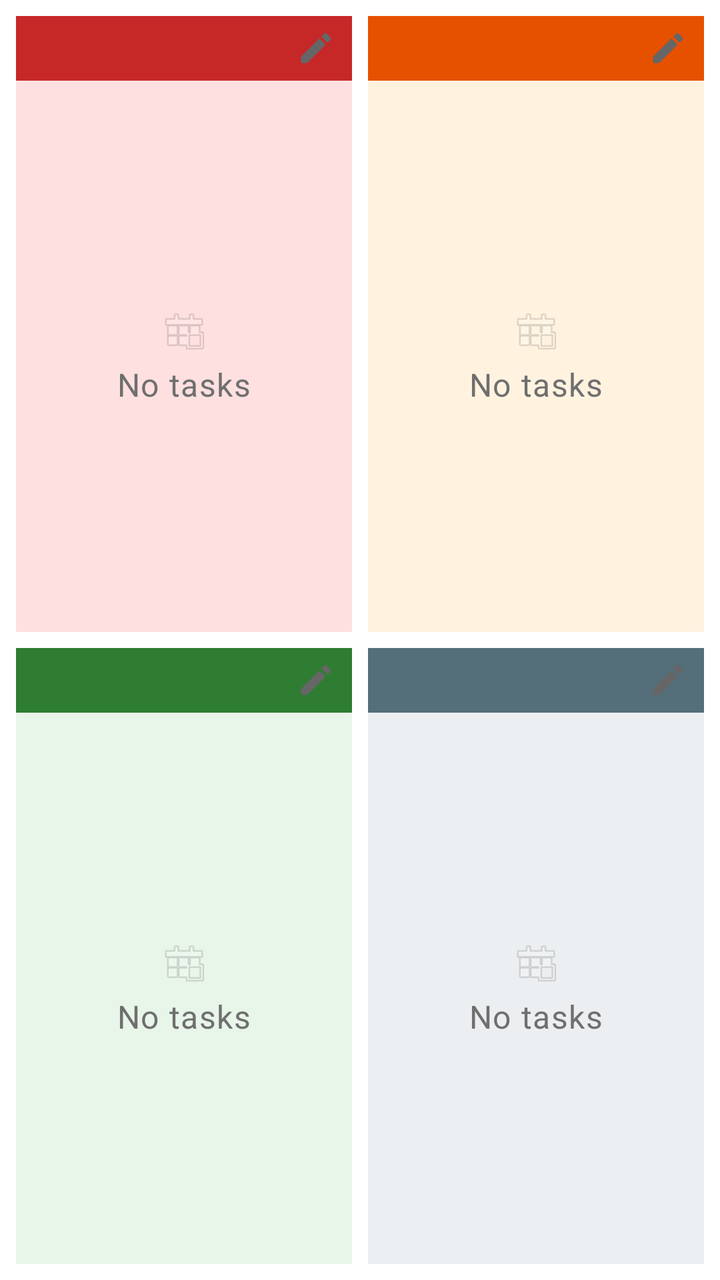
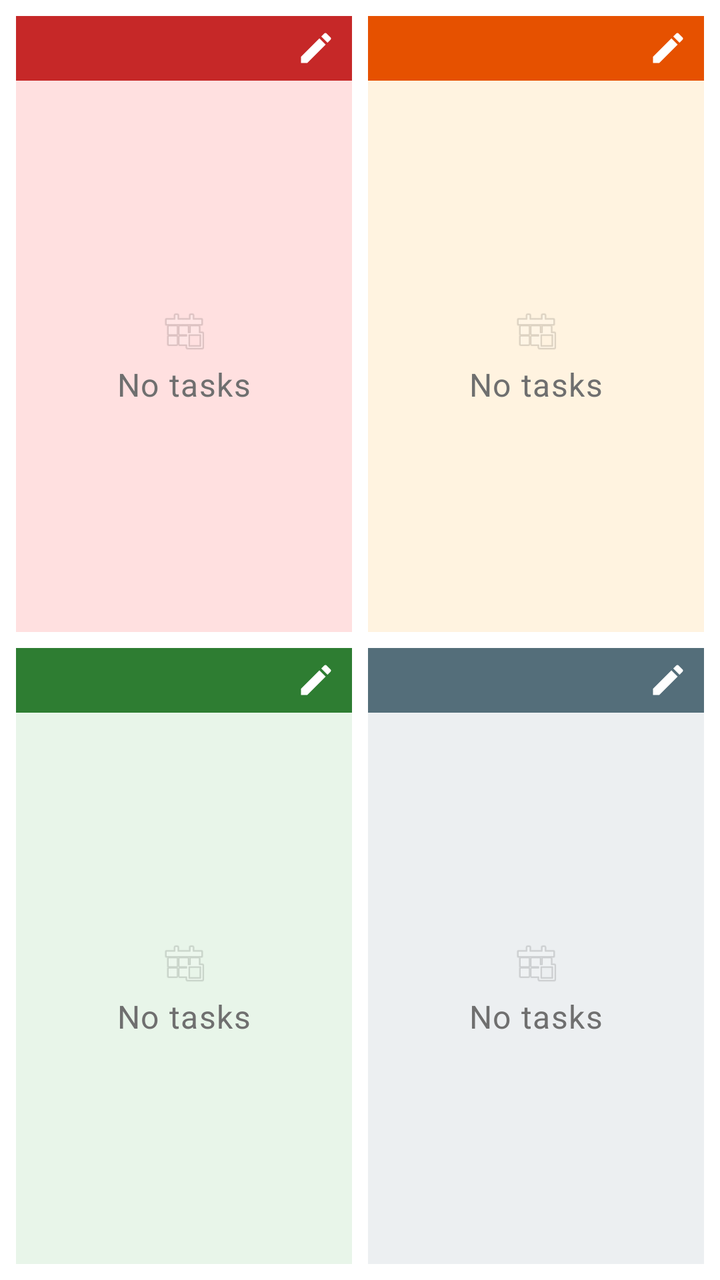

Two renders of the same Android screen: before a commit and after it. Below are the layout's source before the change and the commit's diff.
<!-- AndroidManifest.xml: application theme Theme.JustNow -->
<!-- res/layout/fragment_quadrant_overview.xml -->
<?xml version="1.0" encoding="utf-8"?>
<LinearLayout xmlns:android="http://schemas.android.com/apk/res/android"
    android:layout_width="match_parent"
    android:layout_height="match_parent"
    android:orientation="vertical"
    android:padding="4dp"
    android:baselineAligned="false">

    
    <LinearLayout
        android:layout_width="match_parent"
        android:layout_height="0dp"
        android:layout_weight="1"
        android:orientation="horizontal"
        android:baselineAligned="false">

        
        <LinearLayout
            android:id="@+id/quadrant_0"
            android:layout_width="0dp"
            android:layout_height="match_parent"
            android:layout_weight="1"
            android:orientation="vertical"
            android:layout_margin="4dp"
            android:background="@color/quadrant_bg_0">

            <LinearLayout
                android:layout_width="match_parent"
                android:layout_height="wrap_content"
                android:orientation="horizontal"
                android:gravity="center_vertical"
                android:background="@color/quadrant_urgent_important"
                android:paddingHorizontal="8dp"
                android:paddingVertical="4dp">

                <TextView
                    android:id="@+id/tv_title_0"
                    android:layout_width="0dp"
                    android:layout_height="wrap_content"
                    android:layout_weight="1"
                    android:maxLines="1"
                    android:ellipsize="end"
                    android:textAppearance="@style/TextAppearance.JustNow.Body"
                    android:textColor="@color/white" />

                <ImageView
                    android:id="@+id/btn_edit_0"
                    android:layout_width="20dp"
                    android:layout_height="20dp"
                    android:src="@drawable/ic_edit_20"
                    android:clickable="true"
                    android:focusable="true"
                    android:foreground="?attr/selectableItemBackground"
                    android:contentDescription="@string/s_edit"
                    android:scaleType="fitCenter" />

            </LinearLayout>

            <FrameLayout
                android:layout_width="match_parent"
                android:layout_height="0dp"
                android:layout_weight="1">

                <LinearLayout
                    android:id="@+id/task_list_0"
                    android:layout_width="match_parent"
                    android:layout_height="match_parent"
                    android:orientation="vertical"
                    android:padding="8dp" />

                <LinearLayout
                    android:id="@+id/empty_0"
                    android:layout_width="wrap_content"
                    android:layout_height="wrap_content"
                    android:layout_gravity="center"
                    android:orientation="vertical"
                    android:gravity="center">

                    <ImageView
                        android:layout_width="24dp"
                        android:layout_height="24dp"
                        android:src="@android:drawable/ic_menu_today"
                        android:alpha="0.3"
                        android:layout_marginBottom="4dp" />

                    <TextView
                        android:layout_width="wrap_content"
                        android:layout_height="wrap_content"
                        android:text="@string/s_quadrant_no_tasks"
                        android:textAppearance="@style/TextAppearance.JustNow.Caption"
                        android:textColor="@color/text_hint" />

                </LinearLayout>

            </FrameLayout>

        </LinearLayout>

        
        <LinearLayout
            android:id="@+id/quadrant_1"
            android:layout_width="0dp"
            android:layout_height="match_parent"
            android:layout_weight="1"
            android:orientation="vertical"
            android:layout_margin="4dp"
            android:background="@color/quadrant_bg_1">

            <LinearLayout
                android:layout_width="match_parent"
                android:layout_height="wrap_content"
                android:orientation="horizontal"
                android:gravity="center_vertical"
                android:background="@color/quadrant_urgent_not_important"
                android:paddingHorizontal="8dp"
                android:paddingVertical="4dp">

                <TextView
                    android:id="@+id/tv_title_1"
                    android:layout_width="0dp"
                    android:layout_height="wrap_content"
                    android:layout_weight="1"
                    android:maxLines="1"
                    android:ellipsize="end"
                    android:textAppearance="@style/TextAppearance.JustNow.Body"
                    android:textColor="@color/white" />

                <ImageView
                    android:id="@+id/btn_edit_1"
                    android:layout_width="20dp"
                    android:layout_height="20dp"
                    android:src="@drawable/ic_edit_20"
                    android:clickable="true"
                    android:focusable="true"
                    android:foreground="?attr/selectableItemBackground"
                    android:contentDescription="@string/s_edit"
                    android:scaleType="fitCenter" />

            </LinearLayout>

            <FrameLayout
                android:layout_width="match_parent"
                android:layout_height="0dp"
                android:layout_weight="1">

                <LinearLayout
                    android:id="@+id/task_list_1"
                    android:layout_width="match_parent"
                    android:layout_height="match_parent"
                    android:orientation="vertical"
                    android:padding="8dp" />

                <LinearLayout
                    android:id="@+id/empty_1"
                    android:layout_width="wrap_content"
                    android:layout_height="wrap_content"
                    android:layout_gravity="center"
                    android:orientation="vertical"
                    android:gravity="center">

                    <ImageView
                        android:layout_width="24dp"
                        android:layout_height="24dp"
                        android:src="@android:drawable/ic_menu_today"
                        android:alpha="0.3"
                        android:layout_marginBottom="4dp" />

                    <TextView
                        android:layout_width="wrap_content"
                        android:layout_height="wrap_content"
                        android:text="@string/s_quadrant_no_tasks"
                        android:textAppearance="@style/TextAppearance.JustNow.Caption"
                        android:textColor="@color/text_hint" />

                </LinearLayout>

            </FrameLayout>

        </LinearLayout>

    </LinearLayout>

    
    <LinearLayout
        android:layout_width="match_parent"
        android:layout_height="0dp"
        android:layout_weight="1"
        android:orientation="horizontal"
        android:baselineAligned="false">

        
        <LinearLayout
            android:id="@+id/quadrant_2"
            android:layout_width="0dp"
            android:layout_height="match_parent"
            android:layout_weight="1"
            android:orientation="vertical"
            android:layout_margin="4dp"
            android:background="@color/quadrant_bg_2">

            <LinearLayout
                android:layout_width="match_parent"
                android:layout_height="wrap_content"
                android:orientation="horizontal"
                android:gravity="center_vertical"
                android:background="@color/quadrant_not_urgent_important"
                android:paddingHorizontal="8dp"
                android:paddingVertical="4dp">

                <TextView
                    android:id="@+id/tv_title_2"
                    android:layout_width="0dp"
                    android:layout_height="wrap_content"
                    android:layout_weight="1"
                    android:maxLines="1"
                    android:ellipsize="end"
                    android:textAppearance="@style/TextAppearance.JustNow.Body"
                    android:textColor="@color/white" />

                <ImageView
                    android:id="@+id/btn_edit_2"
                    android:layout_width="20dp"
                    android:layout_height="20dp"
                    android:src="@drawable/ic_edit_20"
                    android:clickable="true"
                    android:focusable="true"
                    android:foreground="?attr/selectableItemBackground"
                    android:contentDescription="@string/s_edit"
                    android:scaleType="fitCenter" />

            </LinearLayout>

            <FrameLayout
                android:layout_width="match_parent"
                android:layout_height="0dp"
                android:layout_weight="1">

                <LinearLayout
                    android:id="@+id/task_list_2"
                    android:layout_width="match_parent"
                    android:layout_height="match_parent"
                    android:orientation="vertical"
                    android:padding="8dp" />

                <LinearLayout
                    android:id="@+id/empty_2"
                    android:layout_width="wrap_content"
                    android:layout_height="wrap_content"
                    android:layout_gravity="center"
                    android:orientation="vertical"
                    android:gravity="center">

                    <ImageView
                        android:layout_width="24dp"
                        android:layout_height="24dp"
                        android:src="@android:drawable/ic_menu_today"
                        android:alpha="0.3"
                        android:layout_marginBottom="4dp" />

                    <TextView
                        android:layout_width="wrap_content"
                        android:layout_height="wrap_content"
                        android:text="@string/s_quadrant_no_tasks"
                        android:textAppearance="@style/TextAppearance.JustNow.Caption"
                        android:textColor="@color/text_hint" />

                </LinearLayout>

            </FrameLayout>

        </LinearLayout>

        
        <LinearLayout
            android:id="@+id/quadrant_3"
            android:layout_width="0dp"
            android:layout_height="match_parent"
            android:layout_weight="1"
            android:orientation="vertical"
            android:layout_margin="4dp"
            android:background="@color/quadrant_bg_3">

            <LinearLayout
                android:layout_width="match_parent"
                android:layout_height="wrap_content"
                android:orientation="horizontal"
                android:gravity="center_vertical"
                android:background="@color/quadrant_not_urgent_not_important"
                android:paddingHorizontal="8dp"
                android:paddingVertical="4dp">

                <TextView
                    android:id="@+id/tv_title_3"
                    android:layout_width="0dp"
                    android:layout_height="wrap_content"
                    android:layout_weight="1"
                    android:maxLines="1"
                    android:ellipsize="end"
                    android:textAppearance="@style/TextAppearance.JustNow.Body"
                    android:textColor="@color/white" />

                <ImageView
                    android:id="@+id/btn_edit_3"
                    android:layout_width="20dp"
                    android:layout_height="20dp"
                    android:src="@drawable/ic_edit_20"
                    android:clickable="true"
                    android:focusable="true"
                    android:foreground="?attr/selectableItemBackground"
                    android:contentDescription="@string/s_edit"
                    android:scaleType="fitCenter" />

            </LinearLayout>

            <FrameLayout
                android:layout_width="match_parent"
                android:layout_height="0dp"
                android:layout_weight="1">

                <LinearLayout
                    android:id="@+id/task_list_3"
                    android:layout_width="match_parent"
                    android:layout_height="match_parent"
                    android:orientation="vertical"
                    android:padding="8dp" />

                <LinearLayout
                    android:id="@+id/empty_3"
                    android:layout_width="wrap_content"
                    android:layout_height="wrap_content"
                    android:layout_gravity="center"
                    android:orientation="vertical"
                    android:gravity="center">

                    <ImageView
                        android:layout_width="24dp"
                        android:layout_height="24dp"
                        android:src="@android:drawable/ic_menu_today"
                        android:alpha="0.3"
                        android:layout_marginBottom="4dp" />

                    <TextView
                        android:layout_width="wrap_content"
                        android:layout_height="wrap_content"
                        android:text="@string/s_quadrant_no_tasks"
                        android:textAppearance="@style/TextAppearance.JustNow.Caption"
                        android:textColor="@color/text_hint" />

                </LinearLayout>

            </FrameLayout>

        </LinearLayout>

    </LinearLayout>

</LinearLayout>
<!-- resources referenced by this layout -->
<resources>
  <color name="quadrant_bg_0">#FFE0E0</color>
  <color name="quadrant_bg_1">#FFF3E0</color>
  <color name="quadrant_bg_2">#E8F5E9</color>
  <color name="quadrant_bg_3">#ECEFF1</color>
  <color name="quadrant_not_urgent_important">#2E7D32</color>
  <color name="quadrant_not_urgent_not_important">#546E7A</color>
  <color name="quadrant_urgent_important">#C62828</color>
  <color name="quadrant_urgent_not_important">#E65100</color>
  <color name="text_hint">#6F6F6F</color>
  <color name="white">#FFFFFFFF</color>
  <!-- drawable ic_edit_20 (drawable) -->
  <vector xmlns:android="http://schemas.android.com/apk/res/android"
      android:width="20dp"
      android:height="20dp"
      android:viewportWidth="24"
      android:viewportHeight="24">
      <path
          android:fillColor="@color/text_tertiary"
          android:pathData="M3,17.25V21h3.75L17.81,9.94l-3.75,-3.75L3,17.25zM20.71,7.04c0.39,-0.39 0.39,-1.02 0,-1.41l-2.34,-2.34c-0.39,-0.39 -1.02,-0.39 -1.41,0l-1.83,1.83 3.75,3.75 1.83,-1.83z" />
  </vector>
  <string name="s_edit">Edit</string>
  <string name="s_quadrant_no_tasks">No tasks</string>
  <style name="TextAppearance.JustNow.Body" parent="TextAppearance.MaterialComponents.Subtitle1">
          <item name="android:textSize">@dimen/text_size_body</item>
      </style>
  <style name="TextAppearance.JustNow.Caption" parent="TextAppearance.MaterialComponents.Caption">
          <item name="android:textSize">@dimen/text_size_caption</item>
      </style>
  <color name="text_tertiary">#666666</color>
  <dimen name="text_size_body">18sp</dimen>
  <dimen name="text_size_caption">16sp</dimen>
  <color name="purple_500">#FF6200EE</color>
  <color name="purple_700">#FF3700B3</color>
  <color name="teal_200">#FF03DAC5</color>
  <color name="teal_700">#FF018786</color>
  <color name="black">#FF000000</color>
  <style name="TextAppearance.JustNow.Dialog.Title" parent="TextAppearance.JustNow.Title">
          <item name="android:textColor">@color/text_primary</item>
      </style>
  <color name="text_primary">#1A1A1A</color>
  <color name="text_secondary">#757575</color>
  <style name="TextAppearance.JustNow.Dialog.Body" parent="TextAppearance.JustNow.Body">
          <item name="android:textColor">@color/text_primary</item>
      </style>
  <style name="Widget.JustNow.Dialog.Button" parent="Widget.MaterialComponents.Button.TextButton.Dialog">
          <item name="android:textAppearance">@style/TextAppearance.JustNow.Dialog.Button</item>
          <item name="android:textColor">@color/dialog_primary_action_text</item>
          <item name="textAllCaps">false</item>
      </style>
  <style name="Widget.JustNow.Dialog.Button.Secondary" parent="Widget.MaterialComponents.Button.TextButton.Dialog">
          <item name="android:textAppearance">@style/TextAppearance.JustNow.Dialog.Button.Secondary</item>
          <item name="android:textColor">@color/dialog_action_text</item>
          <item name="textAllCaps">false</item>
      </style>
  <style name="TextAppearance.JustNow.Title" parent="TextAppearance.MaterialComponents.Headline6">
          <item name="android:textSize">@dimen/text_size_title</item>
      </style>
  <style name="TextAppearance.JustNow.Dialog.Button" parent="TextAppearance.JustNow.Body">
          <item name="android:textColor">@color/dialog_primary_action_text</item>
      </style>
  <style name="TextAppearance.JustNow.Dialog.Button.Secondary" parent="TextAppearance.JustNow.Body">
          <item name="android:textColor">@color/dialog_action_text</item>
      </style>
  <dimen name="text_size_title">22sp</dimen>
  <!-- unchanged entries left out for length: 2 -->
</resources>

<!-- the commit's change to res/layout/fragment_quadrant_overview.xml (unified diff, before → after) -->
@@ -48,6 +48,7 @@
                     android:layout_width="20dp"
                     android:layout_height="20dp"
                     android:src="@drawable/ic_edit_20"
+                    android:tint="@color/white"
                     android:clickable="true"
                     android:focusable="true"
                     android:foreground="?attr/selectableItemBackground"
@@ -130,6 +131,7 @@
                     android:layout_width="20dp"
                     android:layout_height="20dp"
                     android:src="@drawable/ic_edit_20"
+                    android:tint="@color/white"
                     android:clickable="true"
                     android:focusable="true"
                     android:foreground="?attr/selectableItemBackground"
@@ -222,6 +224,7 @@
                     android:layout_width="20dp"
                     android:layout_height="20dp"
                     android:src="@drawable/ic_edit_20"
+                    android:tint="@color/white"
                     android:clickable="true"
                     android:focusable="true"
                     android:foreground="?attr/selectableItemBackground"
@@ -304,6 +307,7 @@
                     android:layout_width="20dp"
                     android:layout_height="20dp"
                     android:src="@drawable/ic_edit_20"
+                    android:tint="@color/white"
                     android:clickable="true"
                     android:focusable="true"
                     android:foreground="?attr/selectableItemBackground"
